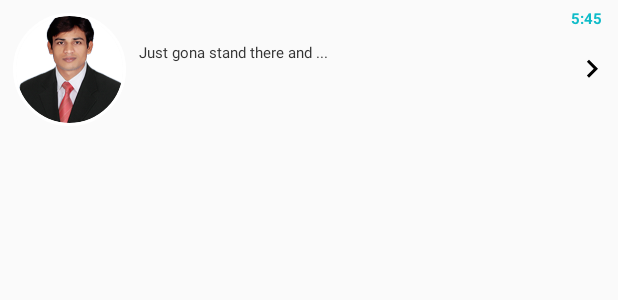
After one commit to dilip75074/Telequiz, an Android app: the layout friend_list.xml on its own in the app's theme, with its tools: preview values and no code run, on a phone screen of 412 x 824 dp. The commit adds this screen. Shown: the top 300 px of the screen. Run offline under Robolectric (Android 15) with nearby library versions, the phone set to English and light mode, and no system bars.

Commit message:
Added code to set friend list in a list view and made profile pic round.

```diff
--- a/app/build.gradle
+++ b/app/build.gradle
@@ -23,6 +23,7 @@ dependencies {
     implementation 'com.android.support:appcompat-v7:28.0.0'
     implementation 'com.android.support:support-v4:28.0.0'
     implementation 'com.android.support:design:28.0.0'
+    implementation 'de.hdodenhof:circleimageview:2.2.0'
     implementation 'com.android.support.constraint:constraint-layout:1.1.3'
     testImplementation 'junit:junit:4.12'
     androidTestImplementation 'com.android.support.test:runner:1.0.2'
--- /dev/null
+++ b/app/src/main/res/drawable/arrow.xml
@@ -0,0 +1,9 @@
+<vector xmlns:android="http://schemas.android.com/apk/res/android"
+        android:width="24dp"
+        android:height="24dp"
+        android:viewportWidth="24.0"
+        android:viewportHeight="24.0">
+    <path
+        android:fillColor="#FF000000"
+        android:pathData="M8.59,16.34l4.58,-4.59 -4.58,-4.59L10,5.75l6,6 -6,6z"/>
+</vector>
--- /dev/null
+++ b/app/src/main/res/drawable/gradient_bg.xml
@@ -0,0 +1,9 @@
+<?xml version="1.0" encoding="utf-8"?>
+<shape xmlns:android="http://schemas.android.com/apk/res/android"
+    android:shape="rectangle">
+    <gradient
+        android:startColor="#f1f1f2"
+        android:centerColor="#e7e7e8"
+        android:endColor="#cfcfcf"
+        android:angle="270" />
+</shape>
--- /dev/null
+++ b/app/src/main/res/drawable/gradient_bg_hover.xml
@@ -0,0 +1,9 @@
+<?xml version="1.0" encoding="utf-8"?>
+<shape xmlns:android="http://schemas.android.com/apk/res/android"
+    android:shape="rectangle">
+    <gradient
+        android:startColor="#18d7e5"
+        android:centerColor="#16cedb"
+        android:endColor="#09adb9"
+        android:angle="270" />
+</shape>
--- /dev/null
+++ b/app/src/main/res/drawable/list_selector.xml
@@ -0,0 +1,14 @@
+<?xml version="1.0" encoding="utf-8"?>
+<selector xmlns:android="http://schemas.android.com/apk/res/android">
+    <item
+        android:state_selected="false"
+        android:state_pressed="false"
+        android:drawable="@drawable/gradient_bg" />
+
+    <item android:state_pressed="true"
+        android:drawable="@drawable/gradient_bg_hover" />
+
+    <item android:state_selected="true"
+        android:state_pressed="false"
+        android:drawable="@drawable/gradient_bg_hover" />
+</selector>
--- /dev/null
+++ b/app/src/main/res/layout/friend_list.xml
@@ -0,0 +1,75 @@
+<?xml version="1.0" encoding="utf-8"?>
+<RelativeLayout xmlns:android="http://schemas.android.com/apk/res/android"
+    android:layout_width="fill_parent"
+    android:layout_height="wrap_content"
+    android:orientation="horizontal"
+    android:padding="5dip" >
+    <!--android:background="@drawable/list_selector"-->
+
+    <!--  ListRow Left sied Thumbnail image -->
+    <LinearLayout android:id="@+id/thumbnail"
+        android:layout_width="wrap_content"
+        android:layout_height="wrap_content"
+        android:padding="3dip"
+        android:layout_alignParentLeft="true"
+        android:layout_marginRight="5dip">
+
+        <de.hdodenhof.circleimageview.CircleImageView
+            xmlns:app="http://schemas.android.com/apk/res-auto"
+            android:id="@+id/profile_image"
+            android:layout_width="75dp"
+            android:layout_height="75dp"
+            android:src="@drawable/dilip_dp"
+            app:civ_border_width="2dp"
+            app:civ_border_color="#FFFFFF"
+            android:onClick="zoomProfilePic"/>
+
+    </LinearLayout>
+
+    <!-- Title Of Song-->
+    <TextView
+        android:id="@+id/title"
+        android:layout_width="wrap_content"
+        android:layout_height="wrap_content"
+        android:layout_alignTop="@+id/thumbnail"
+        android:layout_toRightOf="@+id/thumbnail"
+        android:text=""
+        android:textColor="#040404"
+        android:typeface="sans"
+        android:textSize="15dip"
+        android:textStyle="bold"/>
+
+    <!-- Artist Name -->
+    <TextView
+        android:id="@+id/artist"
+        android:layout_width="fill_parent"
+        android:layout_height="wrap_content"
+        android:layout_below="@id/title"
+        android:textColor="#343434"
+        android:textSize="10dip"
+        android:layout_marginTop="1dip"
+        android:layout_toRightOf="@+id/thumbnail"
+        android:text="Just gona stand there and ..." />
+
+    <!-- Rightend Duration -->
+    <TextView
+        android:id="@+id/duration"
+        android:layout_width="wrap_content"
+        android:layout_height="wrap_content"
+        android:layout_alignParentRight="true"
+        android:layout_alignTop="@id/title"
+        android:gravity="right"
+        android:text="5:45"
+        android:layout_marginRight="5dip"
+        android:textSize="10dip"
+        android:textColor="#10bcc9"
+        android:textStyle="bold"/>
+
+    <!-- Rightend Arrow -->
+    <ImageView android:layout_width="wrap_content"
+        android:layout_height="wrap_content"
+        android:src="@drawable/arrow"
+        android:layout_alignParentRight="true"
+        android:layout_centerVertical="true"/>
+
+</RelativeLayout>
--- a/app/src/main/res/values/strings.xml
+++ b/app/src/main/res/values/strings.xml
@@ -2,15 +2,14 @@
     <string name="app_name">Telequiz</string>
     <string name="navigation_drawer_open">Open navigation drawer</string>
     <string name="navigation_drawer_close">Close navigation drawer</string>
-    <string name="nav_header_title">Android Studio</string>
-    <string name="nav_header_subtitle">android.studio@android.com</string>
+    <string name="nav_header_title">Telequiz</string>
+    <string name="nav_header_subtitle">info.telequiz@gmail.com</string>
     <string name="nav_header_desc">Navigation header</string>
     <string name="action_settings">Settings</string>
     <string name="tab_text_1">Home</string>
     <string name="tab_text_2">Institutes</string>
     <string name="tab_text_3">Friends</string>
 
-
     <!-- TODO: Remove or change this placeholder text -->
     <string name="hello_blank_fragment">Hello blank fragment</string>
 </resources>
```
Also changed, not shown: app/src/main/java/com/example/telequiz/FriendsFragment.java (+25 -20 lines), app/src/main/res/drawable/image_bg.xml (added, +13 -0 lines), app/src/main/res/layout/fragment_friends.xml (+6 -14 lines), app/src/main/res/drawable/dilip_dp.png (added).
